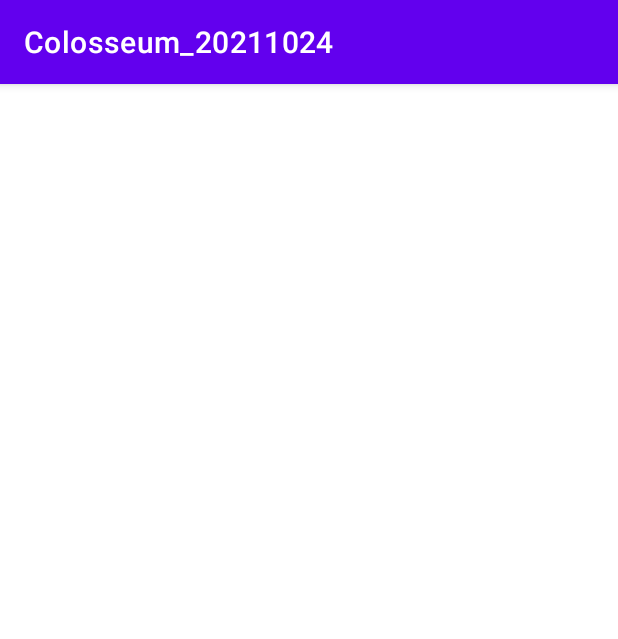
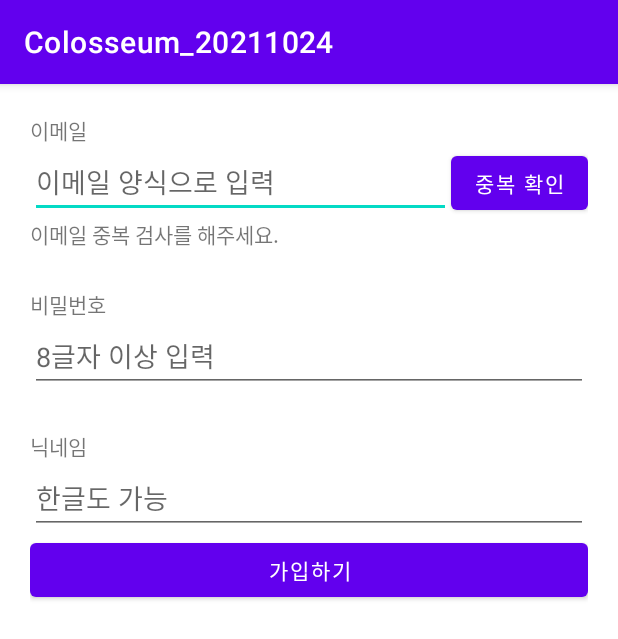
Before and after one commit to mintchobab/Colosseum_20211024, an Android app: the SignUpActivity screen opened directly, with no data from a screen before it, on a phone screen of 412 x 824 dp. Shown: the top 639 px of the screen. Run offline under Robolectric (Android 15) with nearby library versions, the phone set to English and light mode, and no system bars; our stand-ins replace data binding.

Commit message:
회원가입화면 UI 작업

```diff
--- a/app/src/main/java/com/example/colosseum_20211024/MainActivity.kt
+++ b/app/src/main/java/com/example/colosseum_20211024/MainActivity.kt
@@ -1,5 +1,6 @@
 package com.example.colosseum_20211024
 
+import android.content.Intent
 import androidx.appcompat.app.AppCompatActivity
 import android.os.Bundle
 import android.util.Log
@@ -21,6 +22,14 @@ class MainActivity : BaseActivity() {
     }
 
     override fun setupEvents() {
+
+        binding.signUpBtn.setOnClickListener {
+
+            val myIntent = Intent(mContext, SignUpActivity::class.java)
+            startActivity(myIntent)
+
+        }
+
         binding.loginBtn.setOnClickListener {
 
             // 입력한 이메일 / 비번을 데이터바인딩으로 가져오기.
--- a/app/src/main/res/layout/activity_sign_up.xml
+++ b/app/src/main/res/layout/activity_sign_up.xml
@@ -6,7 +6,67 @@
         android:layout_width="match_parent"
         android:layout_height="match_parent"
         android:orientation="vertical"
+        android:padding="20dp"
         tools:context=".SignUpActivity">
+
+        <TextView
+            android:layout_width="wrap_content"
+            android:layout_height="wrap_content"
+            android:text="이메일" />
+
+        <LinearLayout
+            android:layout_width="match_parent"
+            android:layout_height="wrap_content"
+            android:orientation="horizontal">
+
+            <EditText
+                android:layout_width="0dp"
+                android:layout_height="wrap_content"
+                android:inputType="textEmailAddress"
+                android:hint="이메일 양식으로 입력"
+                android:layout_weight="1" />
+
+            <Button
+                android:layout_width="wrap_content"
+                android:layout_height="wrap_content"
+                android:text="중복 확인" />
+
+        </LinearLayout>
+
+        <TextView
+            android:layout_width="wrap_content"
+            android:layout_height="wrap_content"
+            android:text="이메일 중복 검사를 해주세요." />
+
+        <TextView
+            android:layout_width="wrap_content"
+            android:layout_height="wrap_content"
+            android:text="비밀번호"
+            android:layout_marginTop="25dp" />
+
+        <EditText
+            android:layout_width="match_parent"
+            android:layout_height="wrap_content"
+            android:inputType="textPassword"
+            android:hint="8글자 이상 입력" />
+
+        <TextView
+            android:layout_width="wrap_content"
+            android:layout_height="wrap_content"
+            android:text="닉네임"
+            android:layout_marginTop="25dp" />
+
+        <EditText
+            android:layout_width="match_parent"
+            android:layout_height="wrap_content"
+            android:hint="한글도 가능"
+            android:singleLine="true" />
+
+        <Button
+            android:layout_width="match_parent"
+            android:layout_height="wrap_content"
+            android:text="가입하기" />
+
 
     </LinearLayout>
 </layout>
```
